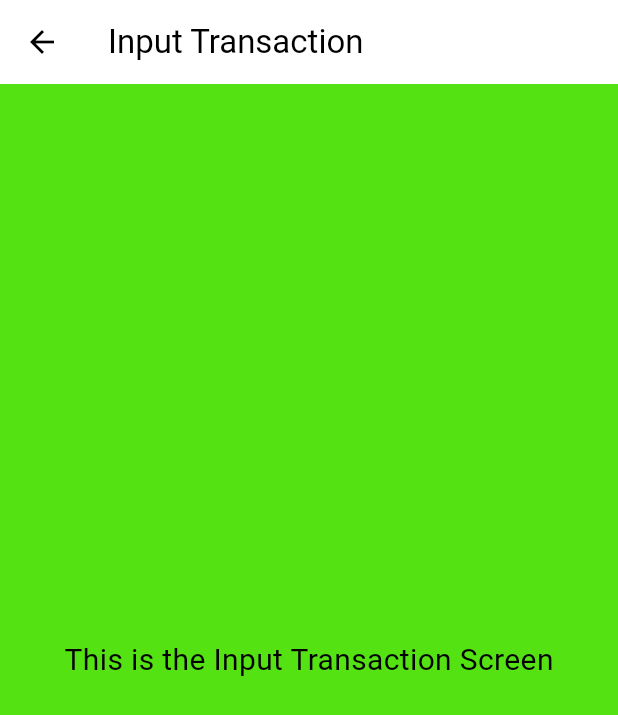
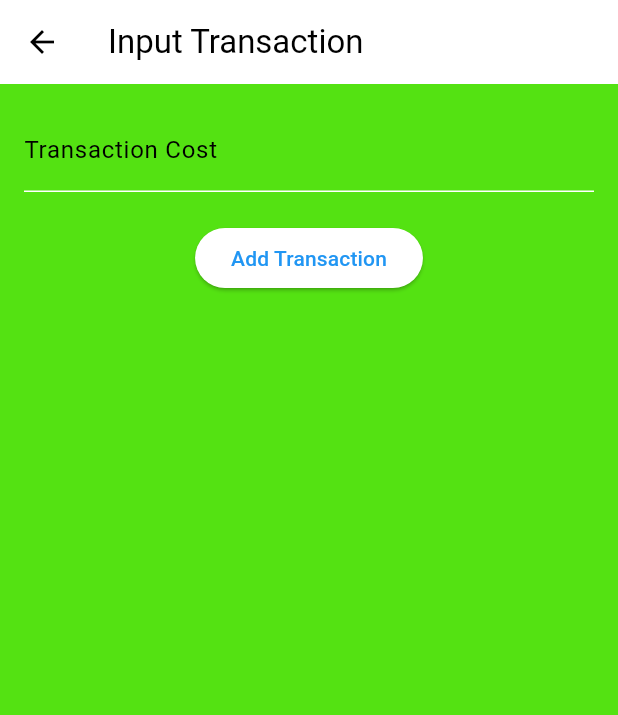
Before and after one commit to AkinniyiS/FinTrak, a Flutter app: the InputTransactionScreen screen opened directly, on a phone screen of 412 x 824 dp. Shown: the top 715 px of the screen. Run offline on Flutter 3.47's test engine with Material 3 defaults, Android fonts, the light colour scheme and no system bars; our stand-ins replace firebase_auth, firebase_core; accounts and stored records are empty.

Commit message:
Added text input line, and "Add Transaction" button

```diff
--- a/lib/input_transaction_screen.dart
+++ b/lib/input_transaction_screen.dart
@@ -1,18 +1,57 @@
 import 'package:flutter/material.dart';
+import 'package:http/http.dart' as http;
+import 'dart:convert';
 
-class InputTransactionScreen extends StatelessWidget {
+class InputTransactionScreen extends StatefulWidget {
   const InputTransactionScreen({super.key});
+
+  @override
+  State<InputTransactionScreen> createState() => _InputTransactionScreenState();
+}
+
+class _InputTransactionScreenState extends State<InputTransactionScreen> {
+  final TextEditingController amountController = TextEditingController();
+
+  Future<void> addTransaction() async {
+    final url = Uri.parse('http://10.0.2.2:4000/api/transactions/add');
+
+    final response = await http.post(
+      url,
+      headers: {"Content-Type": "application/json"},
+      body: jsonEncode({"cost": amountController.text}),
+    );
+
+    if (response.statusCode == 201) {
+      ScaffoldMessenger.of(context).showSnackBar(
+        SnackBar(content: Text('Transaction added!')),
+      );
+      amountController.clear();
+    } else {
+      ScaffoldMessenger.of(context).showSnackBar(
+        SnackBar(content: Text('Error adding transaction')),
+      );
+    }
+  }
 
   @override
   Widget build(BuildContext context) {
     return Scaffold(
-      appBar: AppBar(
-        title: Text('Input Transaction'),
-      ),
-      body: Center(
-        child: Text(
-          'This is the Input Transaction Screen',
-          style: TextStyle(fontSize: 20),
+      appBar: AppBar(title: Text("Input Transaction")),
+      body: Padding(
+        padding: const EdgeInsets.all(16.0),
+        child: Column(
+          children: [
+            TextField(
+              controller: amountController,
+              decoration: InputDecoration(labelText: "Transaction Cost"),
+              keyboardType: TextInputType.number,
+            ),
+            SizedBox(height: 20),
+            ElevatedButton(
+              onPressed: addTransaction,
+              child: Text("Add Transaction"),
+            ),
+          ],
         ),
       ),
     );
```
Also changed, not shown: 1 other file.
